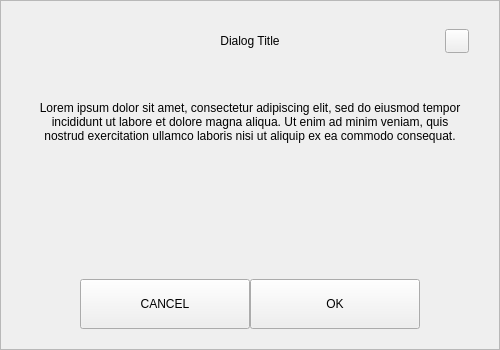
Old version of the form src/qt/pivx/forms/defaultdialog.ui in the repository Euno/eunowallet.
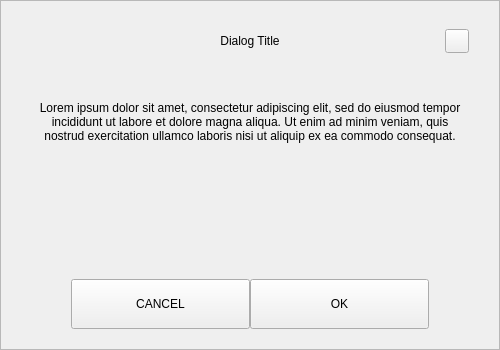
New version of the form.

The edit to the form file:
```diff
--- a/src/qt/pivx/forms/defaultdialog.ui
+++ b/src/qt/pivx/forms/defaultdialog.ui
@@ -203,13 +203,13 @@
          <widget class="QPushButton" name="btnCancel">
           <property name="minimumSize">
            <size>
-            <width>170</width>
+            <width>0</width>
             <height>50</height>
            </size>
           </property>
           <property name="maximumSize">
            <size>
-            <width>170</width>
+            <width>300</width>
             <height>16777215</height>
            </size>
           </property>
@@ -225,13 +225,13 @@
          <widget class="QPushButton" name="btnSave">
           <property name="minimumSize">
            <size>
-            <width>170</width>
+            <width>0</width>
             <height>50</height>
            </size>
           </property>
           <property name="maximumSize">
            <size>
-            <width>170</width>
+            <width>300</width>
             <height>16777215</height>
            </size>
           </property>
```
